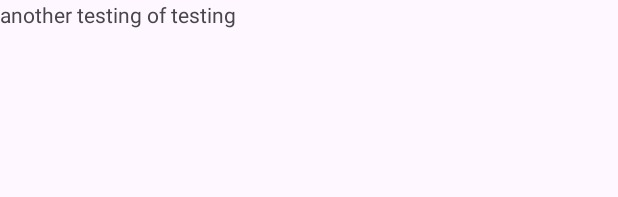
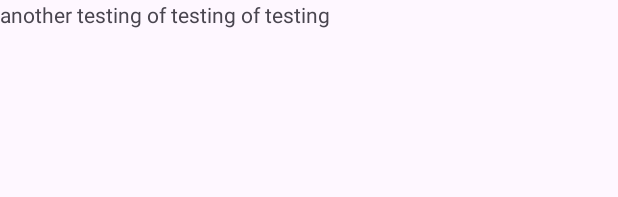
Before and after one commit to bruhhhyannnn/Lala-Bus, an Android app: the layout activity_main.xml on its own in the app's theme, with its tools: preview values and no code run, on a phone screen of 412 x 824 dp. Shown: the top 197 px of the screen. Run offline under Robolectric (Android 15) with nearby library versions, the phone set to English and light mode, and no system bars.

Commit message:
last testing repo again (4)

```diff
--- a/app/src/main/res/layout/activity_main.xml
+++ b/app/src/main/res/layout/activity_main.xml
@@ -19,7 +19,7 @@
         <TextView
             android:layout_width="wrap_content"
             android:layout_height="wrap_content"
-            android:text="another testing of testing"/>
+            android:text="another testing of testing of testing"/>
     </FrameLayout>
 
     <com.google.android.material.bottomnavigation.BottomNavigationView
```
